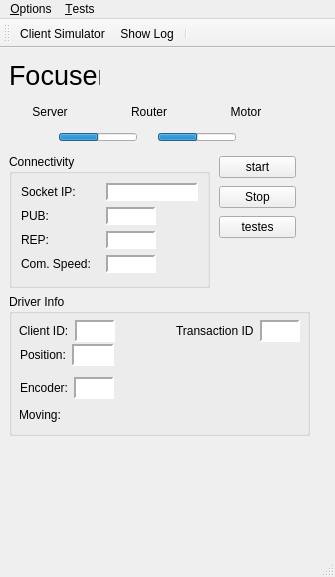
First picture: the form in assets/ui/main.ui, repository dev-LNA/HostFocuser160, before the edit.
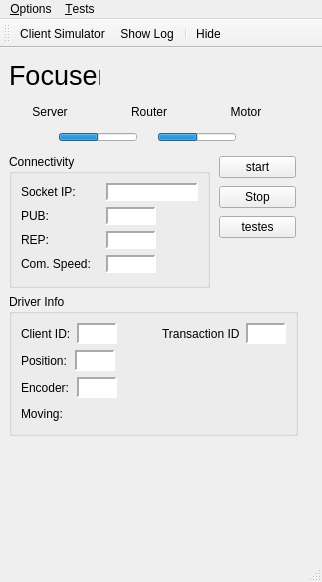
Second picture: the form after the edit. Icons and pictures are not drawn.

```diff
--- a/assets/ui/main.ui
+++ b/assets/ui/main.ui
@@ -6,8 +6,8 @@
    <rect>
     <x>0</x>
     <y>0</y>
-    <width>335</width>
-    <height>577</height>
+    <width>322</width>
+    <height>582</height>
    </rect>
   </property>
   <property name="windowTitle">
@@ -2340,7 +2340,7 @@
      <rect>
       <x>9</x>
       <y>246</y>
-      <width>301</width>
+      <width>289</width>
       <height>142</height>
      </rect>
     </property>
@@ -2356,15 +2356,8 @@
     <property name="title">
      <string>Driver Info</string>
     </property>
-    <widget class="QWidget" name="">
-     <property name="geometry">
-      <rect>
-       <x>10</x>
-       <y>26</y>
-       <width>281</width>
-       <height>22</height>
-      </rect>
-     </property>
+    <layout class="QVBoxLayout" name="verticalLayout_3">
+     <item>
      <layout class="QHBoxLayout" name="horizontalLayout_2">
       <property name="spacing">
        <number>6</number>
@@ -2465,17 +2458,12 @@
        </widget>
       </item>
      </layout>
-    </widget>
-    <widget class="QWidget" name="">
-     <property name="geometry">
-      <rect>
-       <x>11</x>
-       <y>50</y>
-       <width>94</width>
-       <height>22</height>
-      </rect>
-     </property>
+     </item>
+     <item>
      <layout class="QHBoxLayout" name="horizontalLayout_5">
+       <property name="spacing">
+        <number>8</number>
+       </property>
       <item>
        <widget class="QLabel" name="lblPosition">
         <property name="maximumSize">
@@ -2529,18 +2517,26 @@
         </property>
        </widget>
       </item>
-     </layout>
-    </widget>
-    <widget class="QWidget" name="">
-     <property name="geometry">
-      <rect>
-       <x>11</x>
-       <y>83</y>
-       <width>94</width>
-       <height>22</height>
-      </rect>
-     </property>
+       <item>
+        <spacer name="horizontalSpacer_3">
+         <property name="orientation">
+          <enum>Qt::Orientation::Horizontal</enum>
+         </property>
+         <property name="sizeHint" stdset="0">
+          <size>
+           <width>40</width>
+           <height>20</height>
+          </size>
+         </property>
+        </spacer>
+       </item>
+      </layout>
+     </item>
+     <item>
      <layout class="QHBoxLayout" name="horizontalLayout_6">
+       <property name="spacing">
+        <number>8</number>
+       </property>
       <item>
        <widget class="QLabel" name="lblEncoder">
         <property name="text">
@@ -2585,17 +2581,22 @@
         </property>
        </widget>
       </item>
-     </layout>
-    </widget>
-    <widget class="QWidget" name="">
-     <property name="geometry">
-      <rect>
-       <x>10</x>
-       <y>110</y>
-       <width>112</width>
-       <height>22</height>
-      </rect>
-     </property>
+       <item>
+        <spacer name="horizontalSpacer_4">
+         <property name="orientation">
+          <enum>Qt::Orientation::Horizontal</enum>
+         </property>
+         <property name="sizeHint" stdset="0">
+          <size>
+           <width>40</width>
+           <height>20</height>
+          </size>
+         </property>
+        </spacer>
+       </item>
+      </layout>
+     </item>
+     <item>
      <layout class="QHBoxLayout" name="horizontalLayout">
       <item>
        <widget class="QLabel" name="lblMoving">
@@ -2679,9 +2680,10 @@
        </spacer>
       </item>
      </layout>
-    </widget>
-   </widget>
-   <widget class="QWidget" name="">
+     </item>
+    </layout>
+   </widget>
+   <widget class="QWidget" name="layoutWidget">
     <property name="geometry">
      <rect>
       <x>219</x>
@@ -2720,7 +2722,7 @@
     <rect>
      <x>0</x>
      <y>0</y>
-     <width>335</width>
+     <width>322</width>
      <height>22</height>
     </rect>
    </property>
@@ -2767,11 +2769,15 @@
    <addaction name="actionClient_Simulator"/>
    <addaction name="actionShow_Log"/>
    <addaction name="separator"/>
+   <addaction name="actionHide"/>
   </widget>
   <action name="actionHide">
    <property name="text">
     <string>&amp;Hide App</string>
    </property>
+   <property name="iconText">
+    <string>Hide</string>
+   </property>
    <property name="statusTip">
     <string>Hide the app to the tray</string>
    </property>
```
Left out of the diff: 12 changed lines with no effect on the pictures. Lines whose indentation alone changed are shown as unchanged.
